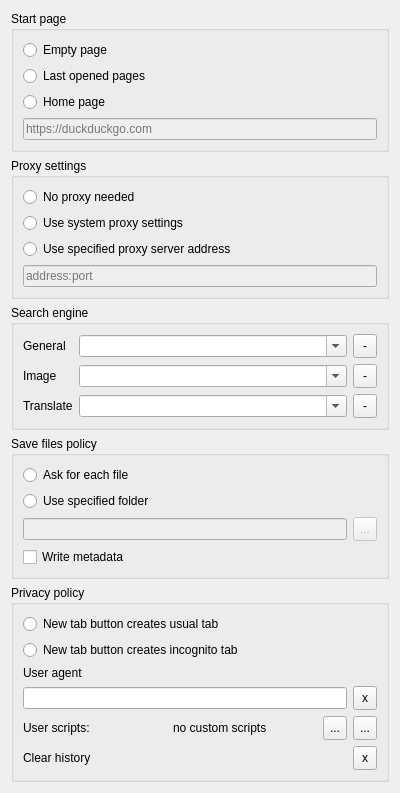
Old version of the form settingspage.ui in the repository mistificator/meow.
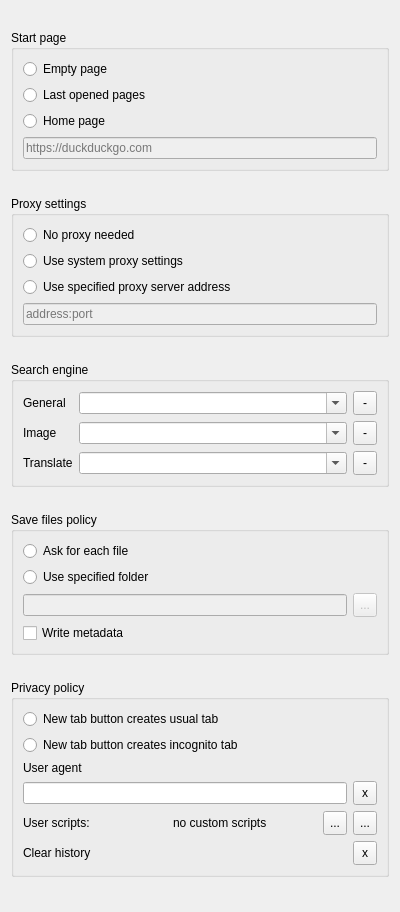
New version of the form.

```diff
--- a/settingspage.ui
+++ b/settingspage.ui
@@ -7,7 +7,7 @@
     <x>0</x>
     <y>0</y>
     <width>400</width>
-    <height>719</height>
+    <height>912</height>
    </rect>
   </property>
   <property name="windowTitle">
```
